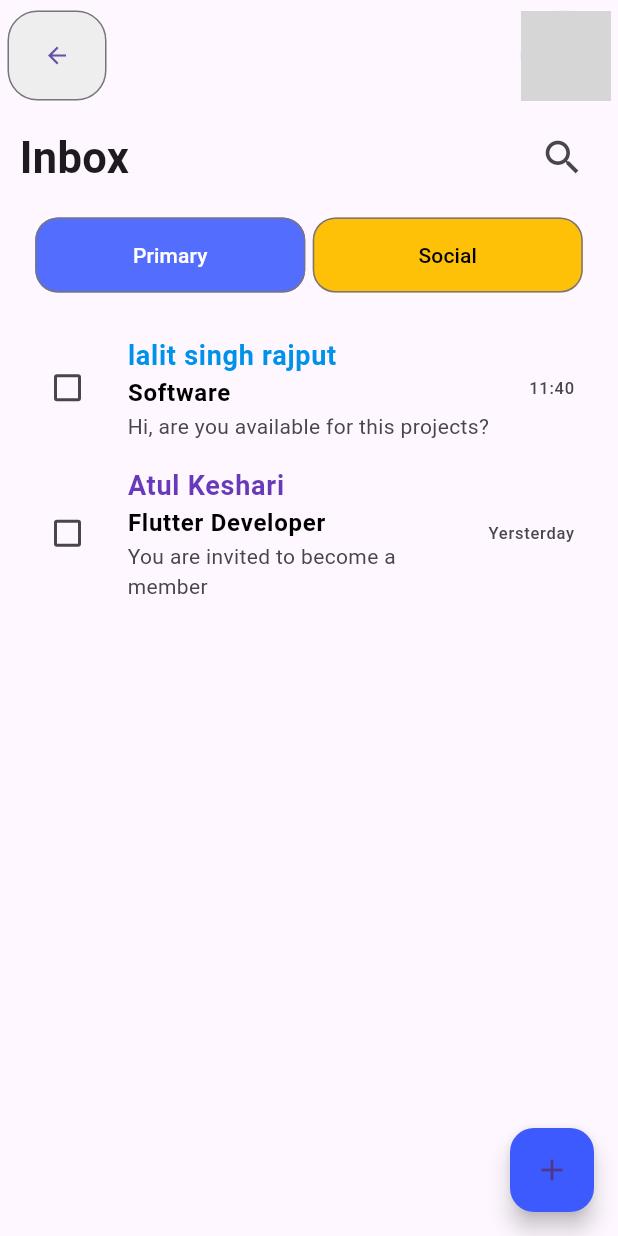
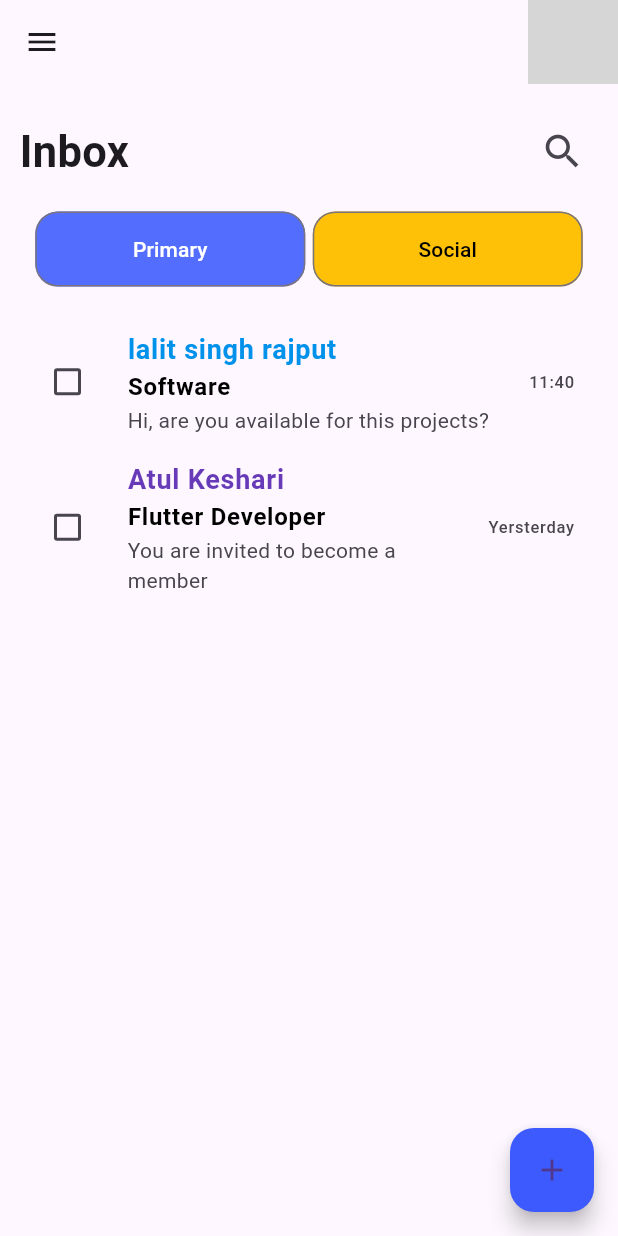
Before and after one commit to Atul-Keshari/inboxapp, a Flutter app: the HomePage screen opened directly, on a phone screen of 412 x 824 dp. Run offline on Flutter 3.47's test engine with Material 3 defaults, Android fonts, the phone set to English and light mode, and no system bars; our stand-ins replace firebase_auth, firebase_core; accounts and stored records are empty; network calls fail; grey boxes are pictures that could not be loaded.

```diff
--- a/lib/widgets/homepage.dart
+++ b/lib/widgets/homepage.dart
@@ -1,13 +1,15 @@
-import 'package:dummylogin/components/appbar.dart';
+// import 'package:dummylogin/components/appbar.dart';
 import 'package:dummylogin/components/buildinbox.dart';
 import 'package:dummylogin/components/button.dart';
 import 'package:dummylogin/components/easytext.dart';
+import 'package:dummylogin/widgets/email_description_screen.dart';
 import 'package:flutter/material.dart';
 import 'package:dummylogin/models/inbox_mail.dart';
 import 'package:dummylogin/models/mail_model.dart';
 
 class HomePage extends StatefulWidget {
   const HomePage({super.key});
+
   @override
   _HomePageState createState() => _HomePageState();
 }
@@ -27,6 +29,58 @@ class _HomePageState extends State<HomePage> {
   Widget build(BuildContext context) {
     return SafeArea(
       child: Scaffold(
+        appBar: AppBar(
+          actions: const [
+            CircleAvatar(
+              radius: 30,
+              backgroundImage: NetworkImage(
+                  "https://www.google.com/url?sa=i&url=https%3A%2F%2Funsplash.com%2Fs%2Fphotos%2Fguy&psig=AOvVaw29uLw7Lsj9Dil3EtUpZxPz&ust=1705148157971000&source=images&cd=vfe&ved=0CBMQjRxqFwoTCKC5-YTq14MDFQAAAAAdAAAAABAE"),
+            ),
+          ],
+        ),
+
+        // Drawer for navigation options
+        drawer: Drawer(
+          child: ListView(
+            children: [
+              const DrawerHeader(
+                decoration: BoxDecoration(
+                  color: Colors.blue,
+                ),
+                child: Column(
+                  mainAxisAlignment: MainAxisAlignment.center,
+                  children: [
+                    Text(
+                      'Inbox App',
+                      style: TextStyle(
+                        color: Colors.white,
+                        fontSize: 20,
+                      ),
+                    ),
+                  ],
+                ),
+              ),
+              // Navigation items (tabs)
+              ListTile(
+                title: Text('Primary'),
+                onTap: () {
+                  // Handle Primary tab navigation
+                  print('Primary tab clicked');
+                  Navigator.pop(context); // Close the Drawer
+                },
+              ),
+              ListTile(
+                title: Text('Social'),
+                onTap: () {
+                  // Handle Social tab navigation
+                  print('Social tab clicked');
+                  Navigator.pop(context); // Close the Drawer
+                },
+              ),
+            ],
+          ),
+        ),
+
         floatingActionButton: FloatingActionButton(
           onPressed: () {
             // _bottomsheet(context);
@@ -36,11 +90,12 @@ class _HomePageState extends State<HomePage> {
           backgroundColor: Colors.indigoAccent[400],
           child: const Icon(Icons.add),
         ),
+
         body: SingleChildScrollView(
           child: Padding(
             padding: const EdgeInsets.symmetric(horizontal: 5, vertical: 7),
             child: Column(children: [
-              buildAppBar(context),
+              // buildAppBar(context),
               buildInbox(name: "Inbox"),
               buildPaddingStylishButton(),
               const SizedBox(
@@ -74,7 +129,19 @@ class _HomePageState extends State<HomePage> {
                   },
                   value: _value[index],
                 ),
-                title: Column(
+                title: InkWell(
+                  onTap: () {
+                    Navigator.push(
+                        context,
+                        MaterialPageRoute(
+                            builder: (context) => ReceivedEmailScreen(
+                                  sender: "Lalit",
+                                  time: DateTime.now().toString(),
+                                  title: "Title",
+                                  content: "random sample content mail body",
+                                )));
+                  },
+                  child: Column(
                     crossAxisAlignment: CrossAxisAlignment.start,
                     mainAxisAlignment: MainAxisAlignment.start,
                     children: [
@@ -93,6 +160,7 @@ class _HomePageState extends State<HomePage> {
                             color: Colors.black, fontWeight: FontWeight.bold),
                       ),
                     ],
+                  ),
                 ),
                 subtitle: Text(getMail[index].des),
                 trailing: Text(getMail[index].time),
```
Also changed, not shown: lib/components/appbar.dart (+8 -1 lines), lib/models/email.dart (added, +15 -0 lines), lib/widgets/email_description_screen.dart (added, +291 -0 lines). Lines whose indentation alone changed are shown as unchanged.
